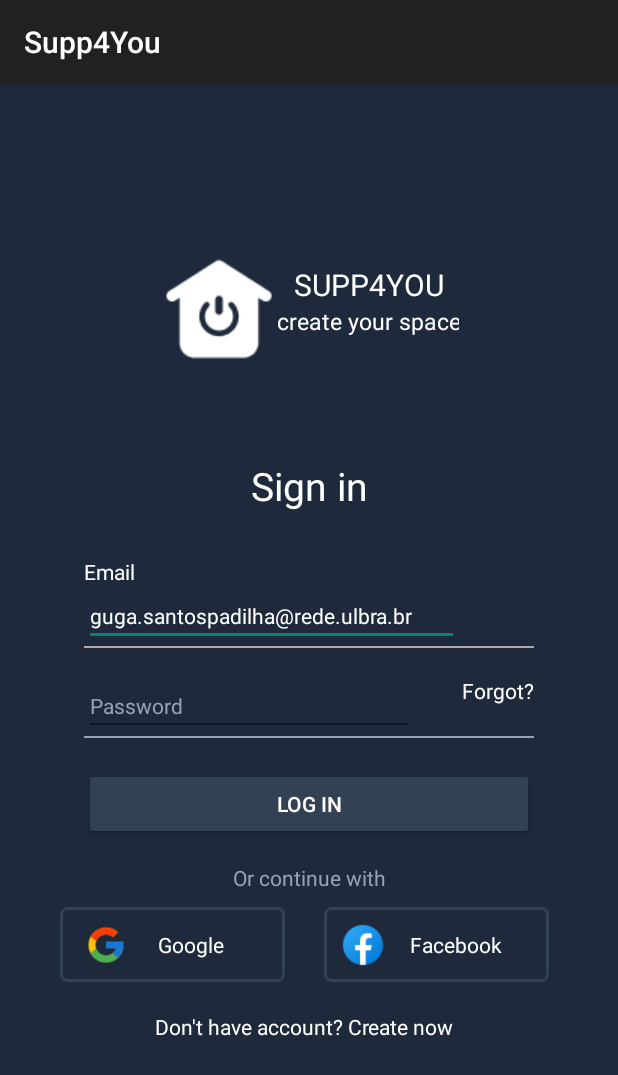
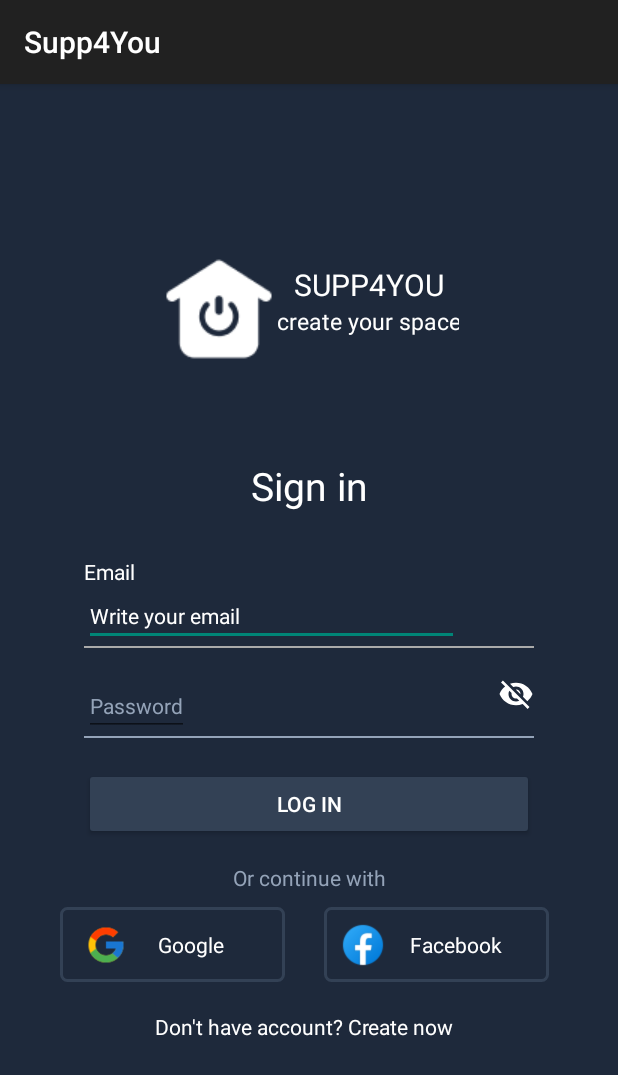
Before and after one commit to gugapadilha/supp4you-app, an Android app: the screen it shows after launch (MainActivity), on a phone screen of 412 x 824 dp. Shown: the top 1075 px of the screen. Run offline under Robolectric (Android 15) with nearby library versions, the phone set to English and light mode, and no system bars.

Commit message:
visibility icon on and off added in login as well

```diff
--- a/app/src/main/java/com/guga/supp4youapp/presentation/ui/login/LoginFragment.kt
+++ b/app/src/main/java/com/guga/supp4youapp/presentation/ui/login/LoginFragment.kt
@@ -2,7 +2,10 @@ package com.guga.supp4youapp.presentation.ui.login
 
 import android.content.Intent
 import android.os.Bundle
+import android.text.method.PasswordTransformationMethod
 import android.view.View
+import androidx.appcompat.widget.AppCompatEditText
+import androidx.appcompat.widget.AppCompatTextView
 import androidx.fragment.app.Fragment
 import androidx.fragment.app.viewModels
 import androidx.navigation.fragment.findNavController
@@ -19,26 +22,33 @@ class LoginFragment : Fragment(R.layout.fragment_login) {
         super.onViewCreated(view, savedInstanceState)
 
         binding = FragmentLoginBinding.bind(view)
+        togglePasswordVisibility(binding.edPassword, binding.visibility)
 
         binding.tvCreatenow.setOnClickListener {
             findNavController().navigate(R.id.action_loginFragment_to_registerFragment)
         }
 
         binding.tvLogin.setOnClickListener {
-//                val intent = Intent(requireContext(), CameraActivity::class.java)
-//                startActivity(intent)
             findNavController().navigate(R.id.action_loginFragment_to_detailsFragment)
-//            val username = binding.edEmail.text.toString()
-//            val password = binding.edPassword.text.toString()
-//
-//            val isLoginSuccessful = loginViewModel.validateLogin(username, password)
-//
-//            if (isLoginSuccessful) {
-//                findNavController().navigate(R.id.action_loginFragment_to_detailsFragment)
-//            } else {
-//                Toast.makeText(requireContext(), "Invalid Credencials", Toast.LENGTH_SHORT).show()
-//            }
+        }
+
+        binding.visibility.setOnClickListener {
+            togglePasswordVisibility(binding.edPassword, binding.visibility)
         }
 
     }
+
+    private fun togglePasswordVisibility(passwordEditText: AppCompatEditText, visibilityTextView: AppCompatTextView) {
+        if (passwordEditText.transformationMethod == null) {
+            // A senha está visível, então tornamos oculta
+            passwordEditText.transformationMethod = PasswordTransformationMethod.getInstance()
+            visibilityTextView.setCompoundDrawablesRelativeWithIntrinsicBounds(0, 0, R.drawable.baseline_visibility_off_24, 0)
+        } else {
+            // A senha está oculta, então tornamos visível
+            passwordEditText.transformationMethod = null
+            visibilityTextView.setCompoundDrawablesRelativeWithIntrinsicBounds(0, 0, R.drawable.baseline_visibility_24, 0)
+        }
+        // Move o cursor para o final do texto
+        passwordEditText.setSelection(passwordEditText.text!!.length)
+    }
 }
--- a/app/src/main/res/layout/fragment_login.xml
+++ b/app/src/main/res/layout/fragment_login.xml
@@ -81,7 +81,8 @@
             android:id="@+id/ed_email"
             android:layout_width="250dp"
             android:layout_height="wrap_content"
-            android:text="@string/guga_santospadilha_rede_ulbra_br"
+            android:hint="@string/write_your_email"
+            android:textColorHint="@color/white"
             android:textColor="@color/white"
             android:textSize="14sp"
             android:inputType="textNoSuggestions"
@@ -99,24 +100,24 @@
 
         <androidx.appcompat.widget.AppCompatEditText
             android:id="@+id/ed_password"
-            android:layout_width="220dp"
+            android:layout_width="wrap_content"
             android:layout_height="wrap_content"
             android:layout_marginTop="20dp"
             android:hint="@string/password"
             android:textColorHint="@color/sub_text"
             android:textColor="@color/sub_text"
             android:textSize="14sp"
-            android:inputType="textNoSuggestions"
             app:layout_constraintStart_toStartOf="@+id/view"
             app:layout_constraintTop_toBottomOf="@+id/ed_email" />
 
-        <TextView
-            android:id="@+id/tv_forgot"
+        <androidx.appcompat.widget.AppCompatTextView
+            android:id="@+id/visibility"
             android:layout_width="wrap_content"
             android:layout_height="wrap_content"
-            android:text="@string/forgot"
-            android:textColor="@color/white"
-            android:textSize="14sp"
+            android:clickable="true"
+            android:drawableEnd="@drawable/baseline_visibility_off_24"
+            android:focusable="true"
+            android:textColor="@color/sub_text"
             app:layout_constraintEnd_toEndOf="@+id/view"
             app:layout_constraintTop_toTopOf="@+id/ed_password" />
 
```
